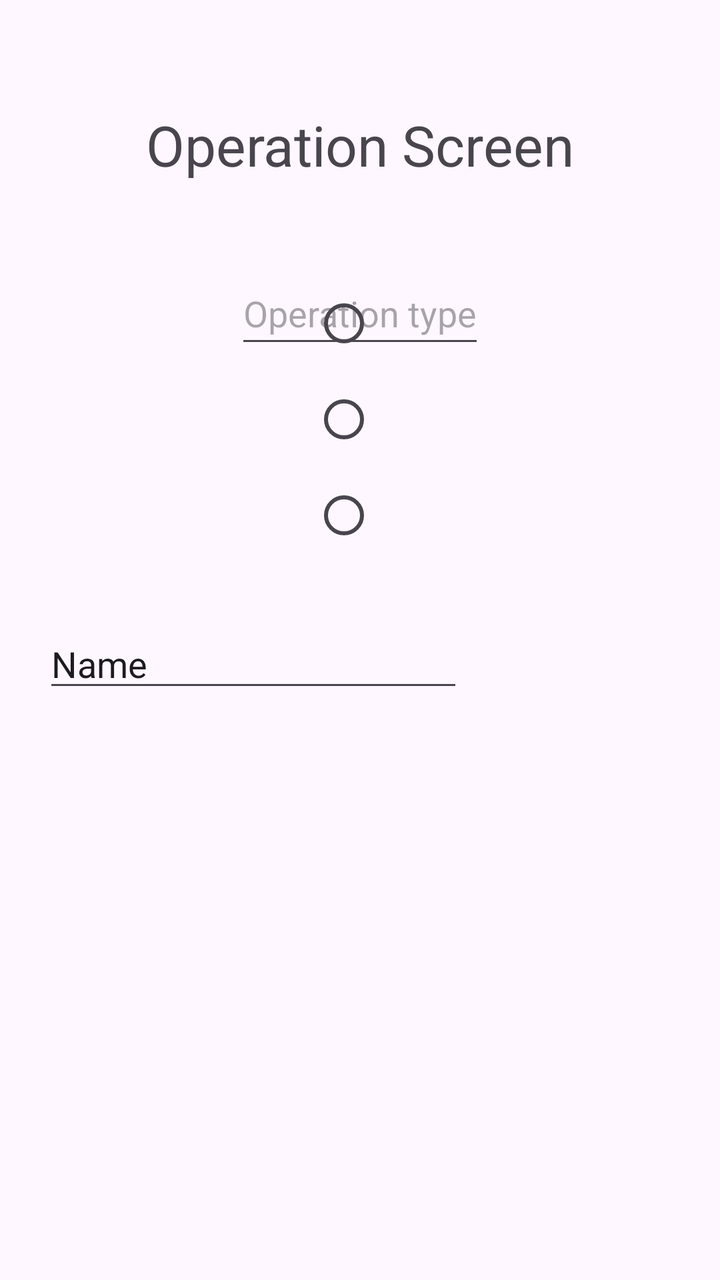
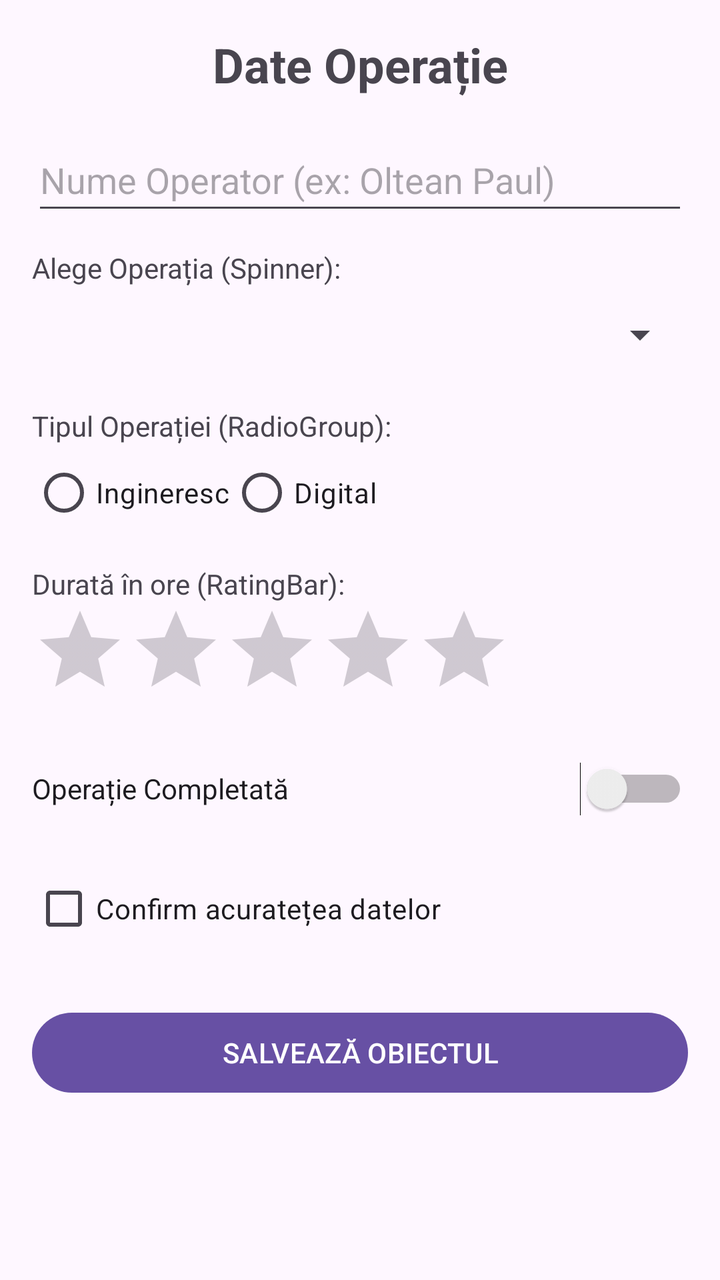

Compare the two renders of this Android layout. The source of the first and the diff that turns it into the second are given below.
<!-- AndroidManifest.xml: application theme Theme.OLTEAN_PAUL_ACTIVITATEDAM2026 -->
<!-- res/layout/activity_operatie.xml -->
<?xml version="1.0" encoding="utf-8"?>
<androidx.constraintlayout.widget.ConstraintLayout xmlns:android="http://schemas.android.com/apk/res/android"
    xmlns:app="http://schemas.android.com/apk/res-auto"
    xmlns:tools="http://schemas.android.com/tools"
    android:id="@+id/main"
    android:layout_width="match_parent"
    android:layout_height="match_parent"
    tools:context=".OperatieActivity">

    <TextView
        android:id="@+id/textView"
        android:layout_width="wrap_content"
        android:layout_height="wrap_content"
        android:text="@string/operation_screen"
        android:textSize="28dp"
        app:layout_constraintBottom_toBottomOf="parent"
        app:layout_constraintEnd_toEndOf="parent"
        app:layout_constraintStart_toStartOf="parent"
        app:layout_constraintTop_toTopOf="parent"
        app:layout_constraintVertical_bias="0.089" />

    <EditText
        android:id="@+id/tip_Op"
        android:layout_width="wrap_content"
        android:layout_height="wrap_content"
        android:hint="@string/operation_type"
        android:minHeight="48dp"
        app:layout_constraintBottom_toBottomOf="parent"
        app:layout_constraintEnd_toEndOf="parent"
        app:layout_constraintStart_toStartOf="parent"
        app:layout_constraintTop_toBottomOf="@+id/textView"
        app:layout_constraintVertical_bias="0.08" />

    <RadioGroup
        android:id="@+id/radioGroup"
        android:layout_width="wrap_content"
        android:layout_height="wrap_content"
        android:layout_marginBottom="400dp"
        app:layout_constraintBottom_toBottomOf="parent"
        app:layout_constraintEnd_toEndOf="parent"
        app:layout_constraintStart_toStartOf="parent"
        app:layout_constraintTop_toBottomOf="@+id/tip_Op">

        <RadioButton
            android:layout_width="match_parent"
            android:layout_height="wrap_content"
            app:layout_constraintBottom_toBottomOf="parent"
            app:layout_constraintEnd_toEndOf="parent"
            app:layout_constraintHorizontal_bias="0.0"
            app:layout_constraintStart_toStartOf="parent"
            app:layout_constraintTop_toBottomOf="@+id/tip_Op"
            app:layout_constraintVertical_bias="0.199" />

        <RadioButton
            android:layout_width="wrap_content"
            android:layout_height="wrap_content"
            tools:layout_editor_absoluteX="80dp"
            tools:layout_editor_absoluteY="335dp" />

        <RadioButton
            android:layout_width="wrap_content"
            android:layout_height="wrap_content"
            tools:layout_editor_absoluteX="175dp"
            tools:layout_editor_absoluteY="338dp" />

    </RadioGroup>

    <EditText
        android:id="@+id/editTextText"
        android:layout_width="wrap_content"
        android:layout_height="wrap_content"
        android:layout_marginTop="28dp"
        android:ems="10"
        android:inputType="text"
        android:text="Name"
        app:layout_constraintBottom_toBottomOf="parent"
        app:layout_constraintEnd_toEndOf="parent"
        app:layout_constraintHorizontal_bias="0.144"
        app:layout_constraintStart_toStartOf="parent"
        app:layout_constraintTop_toBottomOf="@+id/radioGroup"
        app:layout_constraintVertical_bias="0.0" />


</androidx.constraintlayout.widget.ConstraintLayout>
<!-- resources referenced by this layout -->
<resources>
  <string name="operation_screen">Operation Screen</string>
  <string name="operation_type">Operation type</string>
  <style name="Theme.OLTEAN_PAUL_ACTIVITATEDAM2026" parent="Base.Theme.OLTEAN_PAUL_ACTIVITATEDAM2026" />
  <style name="Base.Theme.OLTEAN_PAUL_ACTIVITATEDAM2026" parent="Theme.Material3.DayNight.NoActionBar">
          
          
      </style>
</resources>

<!-- the commit's change to res/layout/activity_operatie.xml (unified diff, before → after) -->
@@ -1,84 +1,101 @@
 <?xml version="1.0" encoding="utf-8"?>
-<androidx.constraintlayout.widget.ConstraintLayout xmlns:android="http://schemas.android.com/apk/res/android"
-    xmlns:app="http://schemas.android.com/apk/res-auto"
-    xmlns:tools="http://schemas.android.com/tools"
-    android:id="@+id/main"
+<ScrollView xmlns:android="http://schemas.android.com/apk/res/android"
     android:layout_width="match_parent"
     android:layout_height="match_parent"
-    tools:context=".OperatieActivity">
+    android:padding="16dp">
 
-    <TextView
-        android:id="@+id/textView"
-        android:layout_width="wrap_content"
+    <LinearLayout
+        android:layout_width="match_parent"
         android:layout_height="wrap_content"
-        android:text="@string/operation_screen"
-        android:textSize="28dp"
-        app:layout_constraintBottom_toBottomOf="parent"
-        app:layout_constraintEnd_toEndOf="parent"
-        app:layout_constraintStart_toStartOf="parent"
-        app:layout_constraintTop_toTopOf="parent"
-        app:layout_constraintVertical_bias="0.089" />
+        android:orientation="vertical">
 
-    <EditText
-        android:id="@+id/tip_Op"
-        android:layout_width="wrap_content"
-        android:layout_height="wrap_content"
-        android:hint="@string/operation_type"
-        android:minHeight="48dp"
-        app:layout_constraintBottom_toBottomOf="parent"
-        app:layout_constraintEnd_toEndOf="parent"
-        app:layout_constraintStart_toStartOf="parent"
-        app:layout_constraintTop_toBottomOf="@+id/textView"
-        app:layout_constraintVertical_bias="0.08" />
-
-    <RadioGroup
-        android:id="@+id/radioGroup"
-        android:layout_width="wrap_content"
-        android:layout_height="wrap_content"
-        android:layout_marginBottom="400dp"
-        app:layout_constraintBottom_toBottomOf="parent"
-        app:layout_constraintEnd_toEndOf="parent"
-        app:layout_constraintStart_toStartOf="parent"
-        app:layout_constraintTop_toBottomOf="@+id/tip_Op">
-
-        <RadioButton
+        <TextView
             android:layout_width="match_parent"
             android:layout_height="wrap_content"
-            app:layout_constraintBottom_toBottomOf="parent"
-            app:layout_constraintEnd_toEndOf="parent"
-            app:layout_constraintHorizontal_bias="0.0"
-            app:layout_constraintStart_toStartOf="parent"
-            app:layout_constraintTop_toBottomOf="@+id/tip_Op"
-            app:layout_constraintVertical_bias="0.199" />
+            android:text="@string/date_opera_ie"
+            android:textSize="24sp"
+            android:textStyle="bold"
+            android:gravity="center"
+            android:layout_marginBottom="16dp"/>
 
-        <RadioButton
+        <EditText
+            android:id="@+id/et_nume_operator"
+            android:layout_width="match_parent"
+            android:layout_height="wrap_content"
+            android:hint="@string/nume_operator_ex_oltean_paul"
+            android:inputType="textPersonName"
+            android:minHeight="48dp" />
+
+        <TextView
             android:layout_width="wrap_content"
             android:layout_height="wrap_content"
-            tools:layout_editor_absoluteX="80dp"
-            tools:layout_editor_absoluteY="335dp" />
+            android:text="@string/alege_opera_ia_spinner"
+            android:layout_marginTop="12dp"/>
 
-        <RadioButton
+        <Spinner
+            android:id="@+id/spinner_operatie"
+            android:layout_width="match_parent"
+            android:layout_height="48dp"/>
+
+        <TextView
             android:layout_width="wrap_content"
             android:layout_height="wrap_content"
-            tools:layout_editor_absoluteX="175dp"
-            tools:layout_editor_absoluteY="338dp" />
+            android:text="@string/tipul_opera_iei_radiogroup"
+            android:layout_marginTop="12dp"/>
 
-    </RadioGroup>
+        <RadioGroup
+            android:id="@+id/rg_tip"
+            android:layout_width="match_parent"
+            android:layout_height="wrap_content"
+            android:orientation="horizontal">
 
-    <EditText
-        android:id="@+id/editTextText"
-        android:layout_width="wrap_content"
-        android:layout_height="wrap_content"
-        android:layout_marginTop="28dp"
-        android:ems="10"
-        android:inputType="text"
-        android:text="Name"
-        app:layout_constraintBottom_toBottomOf="parent"
-        app:layout_constraintEnd_toEndOf="parent"
-        app:layout_constraintHorizontal_bias="0.144"
-        app:layout_constraintStart_toStartOf="parent"
-        app:layout_constraintTop_toBottomOf="@+id/radioGroup"
-        app:layout_constraintVertical_bias="0.0" />
+            <RadioButton
+                android:id="@+id/rb_ingineresc"
+                android:layout_width="wrap_content"
+                android:layout_height="wrap_content"
+                android:text="@string/ingineresc" />
 
+            <RadioButton
+                android:id="@+id/rb_digital"
+                android:layout_width="wrap_content"
+                android:layout_height="wrap_content"
+                android:text="@string/digital_r" />
+        </RadioGroup>
 
-</androidx.constraintlayout.widget.ConstraintLayout>
+        <TextView
+            android:layout_width="wrap_content"
+            android:layout_height="wrap_content"
+            android:text="@string/durat_n_ore_ratingbar"
+            android:layout_marginTop="12dp"/>
+
+        <RatingBar
+            android:id="@+id/rating_durata"
+            android:layout_width="wrap_content"
+            android:layout_height="wrap_content"
+            android:numStars="5"
+            android:stepSize="0.5"/>
+
+        <Switch
+            android:id="@+id/switch_completata"
+            android:layout_width="match_parent"
+            android:layout_height="wrap_content"
+            android:text="@string/opera_ie_completat"
+            android:minHeight="48dp"
+            android:layout_marginTop="12dp"/>
+
+        <CheckBox
+            android:id="@+id/cb_confirmare"
+            android:layout_width="match_parent"
+            android:layout_height="wrap_content"
+            android:text="@string/confirm_acurate_ea_datelor"
+            android:layout_marginTop="12dp"/>
+
+        <Button
+            android:id="@+id/btn_salvare"
+            android:layout_width="match_parent"
+            android:layout_height="wrap_content"
+            android:text="@string/salveaz_obiectul"
+            android:layout_marginTop="24dp"/>
+
+    </LinearLayout>
+</ScrollView>
<!-- resource entries referenced after the edit -->
@@ -1,7 +1,15 @@
 <!-- resources referenced by this layout -->
 <resources>
-  <string name="operation_screen">Operation Screen</string>
-  <string name="operation_type">Operation type</string>
+  <string name="alege_opera_ia_spinner">Alege Operația (Spinner):</string>
+  <string name="confirm_acurate_ea_datelor">Confirm acuratețea datelor</string>
+  <string name="date_opera_ie">Date Operație</string>
+  <string name="digital_r">Digital</string>
+  <string name="durat_n_ore_ratingbar">Durată în ore (RatingBar):</string>
+  <string name="ingineresc">Ingineresc</string>
+  <string name="nume_operator_ex_oltean_paul">Nume Operator (ex: Oltean Paul)</string>
+  <string name="opera_ie_completat">Operație Completată</string>
+  <string name="salveaz_obiectul">SALVEAZĂ OBIECTUL</string>
+  <string name="tipul_opera_iei_radiogroup">Tipul Operației (RadioGroup):</string>
   <style name="Theme.OLTEAN_PAUL_ACTIVITATEDAM2026" parent="Base.Theme.OLTEAN_PAUL_ACTIVITATEDAM2026" />
   <style name="Base.Theme.OLTEAN_PAUL_ACTIVITATEDAM2026" parent="Theme.Material3.DayNight.NoActionBar">
           
